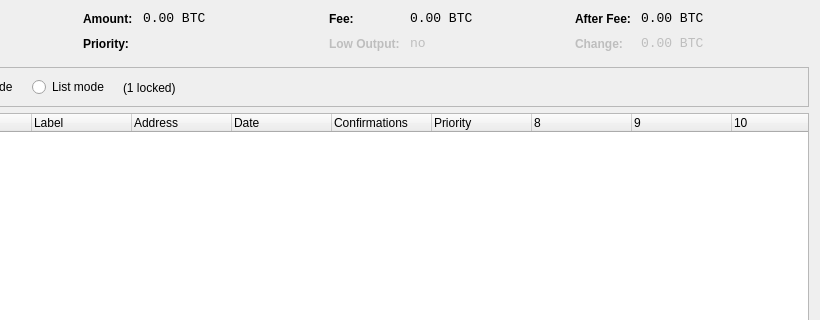
The window that src/qt/forms/coincontroldialog.ui (CloudMining/outastracoin) describes before a commit, drawn with Qt 5; both pictures show x 180 to 1000 and y 0 to 320 of the 1000 by 500 pixel window.
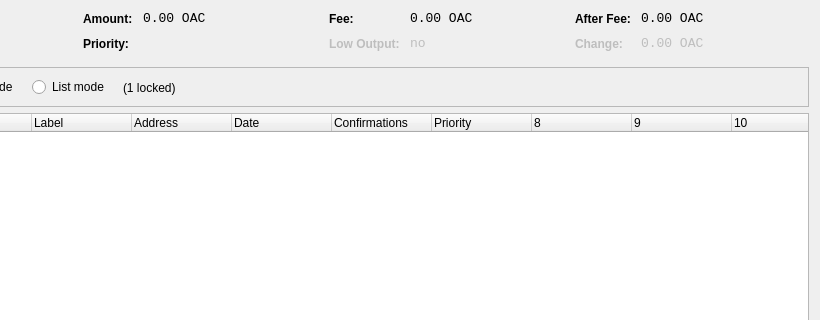
The same window after the commit. Custom widgets are drawn as their Qt base class.

What changed in the file:
```diff
--- a/src/qt/forms/coincontroldialog.ui
+++ b/src/qt/forms/coincontroldialog.ui
@@ -141,7 +141,7 @@
           <enum>Qt::ActionsContextMenu</enum>
          </property>
          <property name="text">
-          <string notr="true">0.00 BTC</string>
+          <string notr="true">0.00 OAC</string>
          </property>
          <property name="textInteractionFlags">
           <set>Qt::LinksAccessibleByMouse|Qt::TextSelectableByKeyboard|Qt::TextSelectableByMouse</set>
@@ -221,7 +221,7 @@
           <enum>Qt::ActionsContextMenu</enum>
          </property>
          <property name="text">
-          <string notr="true">0.00 BTC</string>
+          <string notr="true">0.00 OAC</string>
          </property>
          <property name="textInteractionFlags">
           <set>Qt::LinksAccessibleByMouse|Qt::TextSelectableByKeyboard|Qt::TextSelectableByMouse</set>
@@ -307,7 +307,7 @@
           <enum>Qt::ActionsContextMenu</enum>
          </property>
          <property name="text">
-          <string notr="true">0.00 BTC</string>
+          <string notr="true">0.00 OAC</string>
          </property>
          <property name="textInteractionFlags">
           <set>Qt::LinksAccessibleByMouse|Qt::TextSelectableByKeyboard|Qt::TextSelectableByMouse</set>
@@ -345,7 +345,7 @@
           <enum>Qt::ActionsContextMenu</enum>
          </property>
          <property name="text">
-          <string notr="true">0.00 BTC</string>
+          <string notr="true">0.00 OAC</string>
          </property>
          <property name="textInteractionFlags">
           <set>Qt::LinksAccessibleByMouse|Qt::TextSelectableByKeyboard|Qt::TextSelectableByMouse</set>
```
